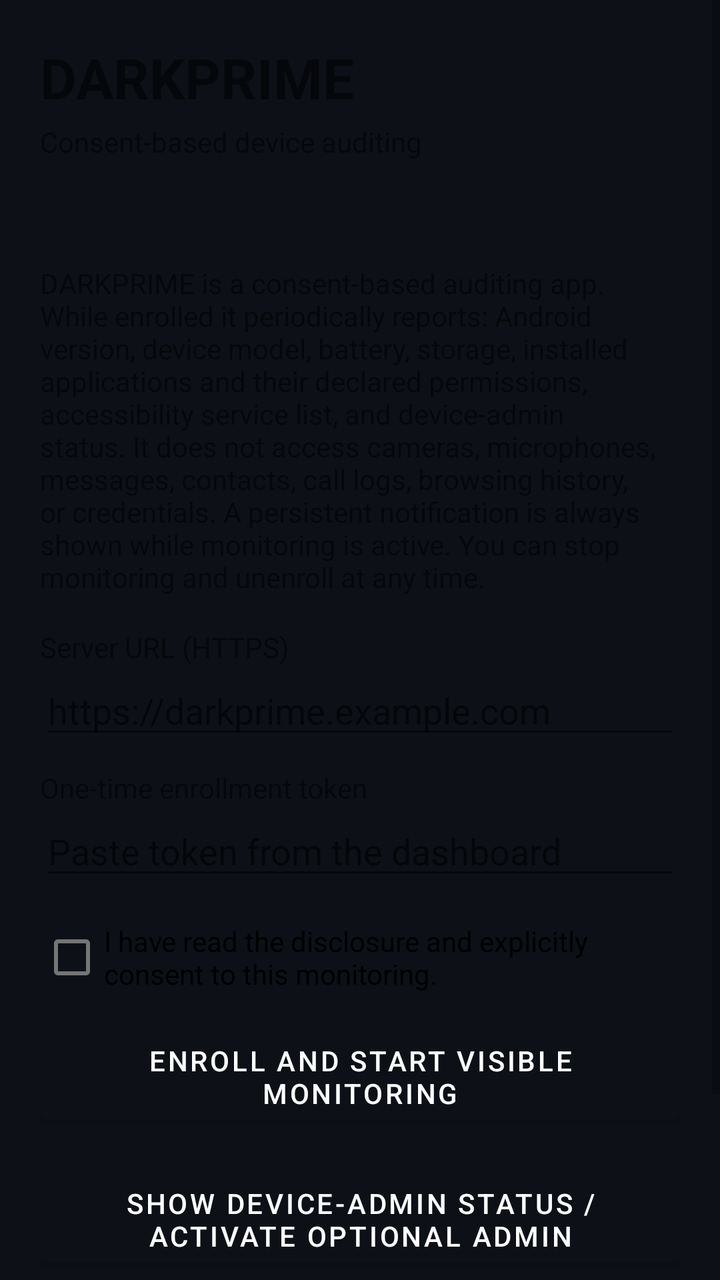
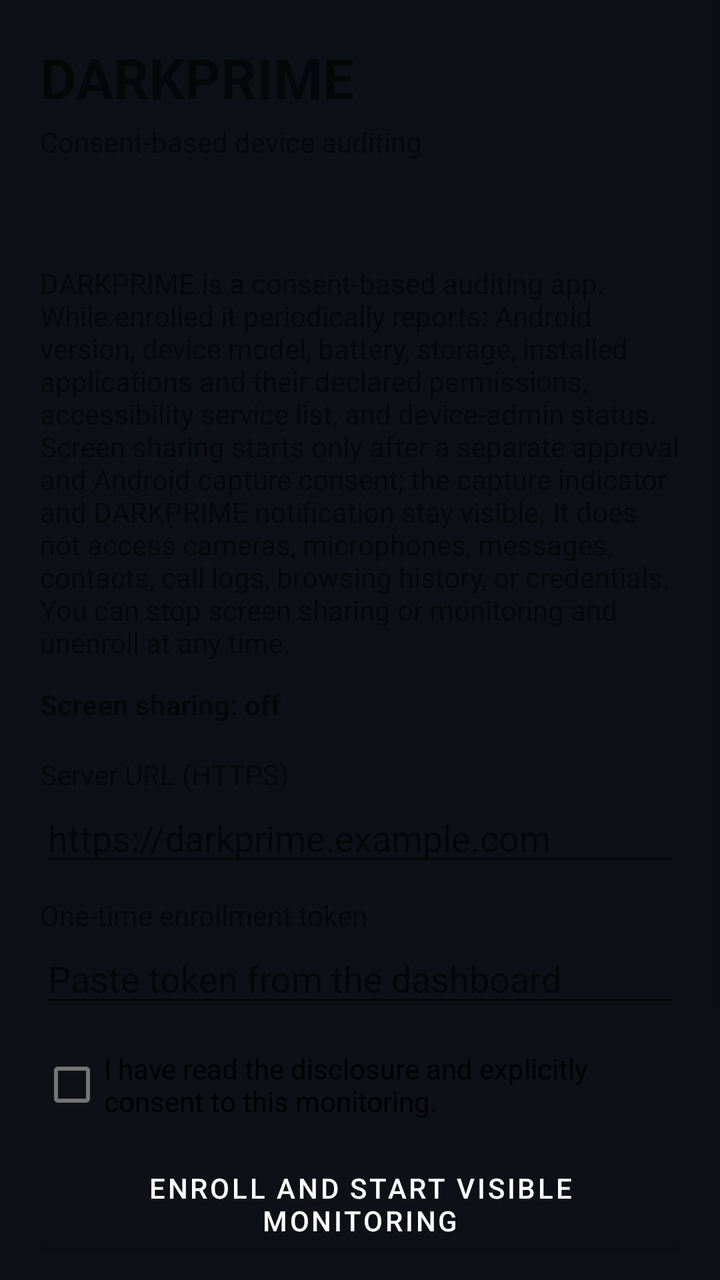

Before-and-after screenshots of an Android layout around one commit, followed by the original layout XML and the change that was made.
<!-- AndroidManifest.xml: application theme Theme.Darkprime -->
<!-- res/layout/activity_main.xml -->
<?xml version="1.0" encoding="utf-8"?>
<ScrollView xmlns:android="http://schemas.android.com/apk/res/android"
    android:layout_width="match_parent"
    android:layout_height="match_parent"
    android:fillViewport="true">

    <LinearLayout
        android:layout_width="match_parent"
        android:layout_height="wrap_content"
        android:orientation="vertical"
        android:padding="20dp">

        <TextView
            android:layout_width="match_parent"
            android:layout_height="wrap_content"
            android:text="@string/app_name"
            android:textSize="28sp"
            android:textStyle="bold" />

        <TextView
            android:layout_width="match_parent"
            android:layout_height="wrap_content"
            android:layout_marginTop="4dp"
            android:text="Consent-based device auditing"
            android:textSize="14sp" />

        <TextView
            android:id="@+id/statusText"
            android:layout_width="match_parent"
            android:layout_height="wrap_content"
            android:layout_marginTop="18dp"
            android:textSize="16sp"
            android:textStyle="bold" />

        <TextView
            android:id="@+id/disclosureText"
            android:layout_width="match_parent"
            android:layout_height="wrap_content"
            android:layout_marginTop="12dp"
            android:text="@string/disclosure"
            android:textSize="14sp" />

        <LinearLayout
            android:id="@+id/enrollPanel"
            android:layout_width="match_parent"
            android:layout_height="wrap_content"
            android:orientation="vertical"
            android:layout_marginTop="16dp">

            <TextView
                android:layout_width="match_parent"
                android:layout_height="wrap_content"
                android:text="Server URL (HTTPS)" />
            <EditText
                android:id="@+id/serverUrlInput"
                android:layout_width="match_parent"
                android:layout_height="wrap_content"
                android:hint="https://darkprime.example.com"
                android:inputType="textUri"
                android:singleLine="true" />

            <TextView
                android:layout_width="match_parent"
                android:layout_height="wrap_content"
                android:layout_marginTop="10dp"
                android:text="One-time enrollment token" />
            <EditText
                android:id="@+id/tokenInput"
                android:layout_width="match_parent"
                android:layout_height="wrap_content"
                android:hint="Paste token from the dashboard"
                android:inputType="text"
                android:singleLine="true" />

            <CheckBox
                android:id="@+id/consentCheck"
                android:layout_width="match_parent"
                android:layout_height="wrap_content"
                android:layout_marginTop="10dp"
                android:text="I have read the disclosure and explicitly consent to this monitoring." />

            <Button
                android:id="@+id/enrollButton"
                android:layout_width="match_parent"
                android:layout_height="wrap_content"
                android:layout_marginTop="8dp"
                android:text="Enroll and start visible monitoring" />
        </LinearLayout>

        <Button
            android:id="@+id/adminButton"
            android:layout_width="match_parent"
            android:layout_height="wrap_content"
            android:layout_marginTop="16dp"
            android:text="Show device-admin status / activate optional admin" />

        <Button
            android:id="@+id/unenrollButton"
            android:layout_width="match_parent"
            android:layout_height="wrap_content"
            android:layout_marginTop="10dp"
            android:text="STOP MONITORING AND UNENROLL" />

        <TextView
            android:id="@+id/detailText"
            android:layout_width="match_parent"
            android:layout_height="wrap_content"
            android:layout_marginTop="16dp"
            android:textSize="13sp" />
    </LinearLayout>
</ScrollView>
<!-- resources referenced by this layout -->
<resources>
  <string name="app_name">DARKPRIME</string>
  <string name="disclosure">DARKPRIME is a consent-based auditing app. While enrolled it periodically reports: Android version, device model, battery, storage, installed applications and their declared permissions, accessibility service list, and device-admin status. It does not access cameras, microphones, messages, contacts, call logs, browsing history, or credentials. A persistent notification is always shown while monitoring is active. You can stop monitoring and unenroll at any time.</string>
  <style name="Theme.Darkprime" parent="Theme.MaterialComponents.DayNight.DarkActionBar">
          <item name="colorPrimary">#0D1117</item>
          <item name="colorPrimaryDark">#080B10</item>
          <item name="colorAccent">#58A6FF</item>
          <item name="android:windowBackground">#0D1117</item>
          <item name="android:textColorPrimary">#E6EDF3</item>
      </style>
</resources>

<!-- the commit's change to res/layout/activity_main.xml (unified diff, before → after) -->
@@ -39,6 +39,15 @@
             android:layout_marginTop="12dp"
             android:text="@string/disclosure"
             android:textSize="14sp" />
+
+        <TextView
+            android:id="@+id/screenStatusText"
+            android:layout_width="match_parent"
+            android:layout_height="wrap_content"
+            android:layout_marginTop="12dp"
+            android:text="Screen sharing: off"
+            android:textSize="14sp"
+            android:textStyle="bold" />
 
         <LinearLayout
             android:id="@+id/enrollPanel"
@@ -95,6 +104,14 @@
             android:text="Show device-admin status / activate optional admin" />
 
         <Button
+            android:id="@+id/stopScreenButton"
+            android:layout_width="match_parent"
+            android:layout_height="wrap_content"
+            android:layout_marginTop="10dp"
+            android:text="STOP SCREEN SHARING NOW"
+            android:visibility="gone" />
+
+        <Button
             android:id="@+id/unenrollButton"
             android:layout_width="match_parent"
             android:layout_height="wrap_content"
<!-- resource entries referenced after the edit -->
@@ -1,7 +1,7 @@
 <!-- resources referenced by this layout -->
 <resources>
   <string name="app_name">DARKPRIME</string>
-  <string name="disclosure">DARKPRIME is a consent-based auditing app. While enrolled it periodically reports: Android version, device model, battery, storage, installed applications and their declared permissions, accessibility service list, and device-admin status. It does not access cameras, microphones, messages, contacts, call logs, browsing history, or credentials. A persistent notification is always shown while monitoring is active. You can stop monitoring and unenroll at any time.</string>
+  <string name="disclosure">DARKPRIME is a consent-based auditing app. While enrolled it periodically reports: Android version, device model, battery, storage, installed applications and their declared permissions, accessibility service list, and device-admin status. Screen sharing starts only after a separate approval and Android capture consent; the capture indicator and DARKPRIME notification stay visible. It does not access cameras, microphones, messages, contacts, call logs, browsing history, or credentials. You can stop screen sharing or monitoring and unenroll at any time.</string>
   <style name="Theme.Darkprime" parent="Theme.MaterialComponents.DayNight.DarkActionBar">
           <item name="colorPrimary">#0D1117</item>
           <item name="colorPrimaryDark">#080B10</item>
